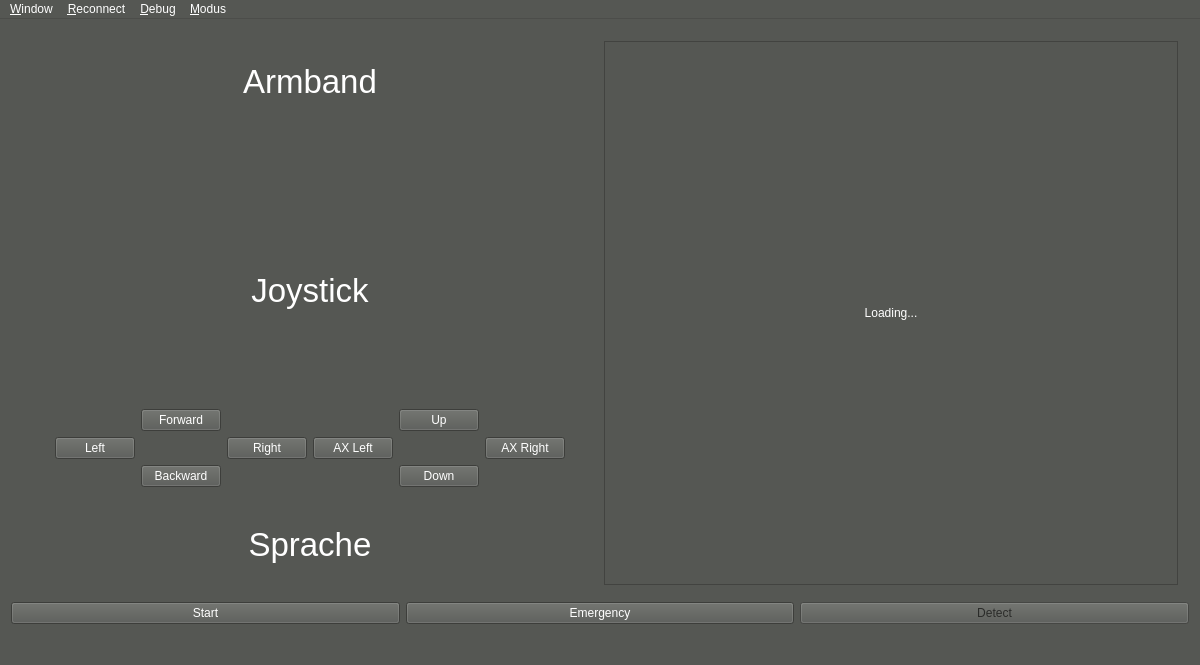
Qt form QT/myo-drone/gui/MainWindow.ui (ADCSP/DrohnenSteuerung) before a commit.
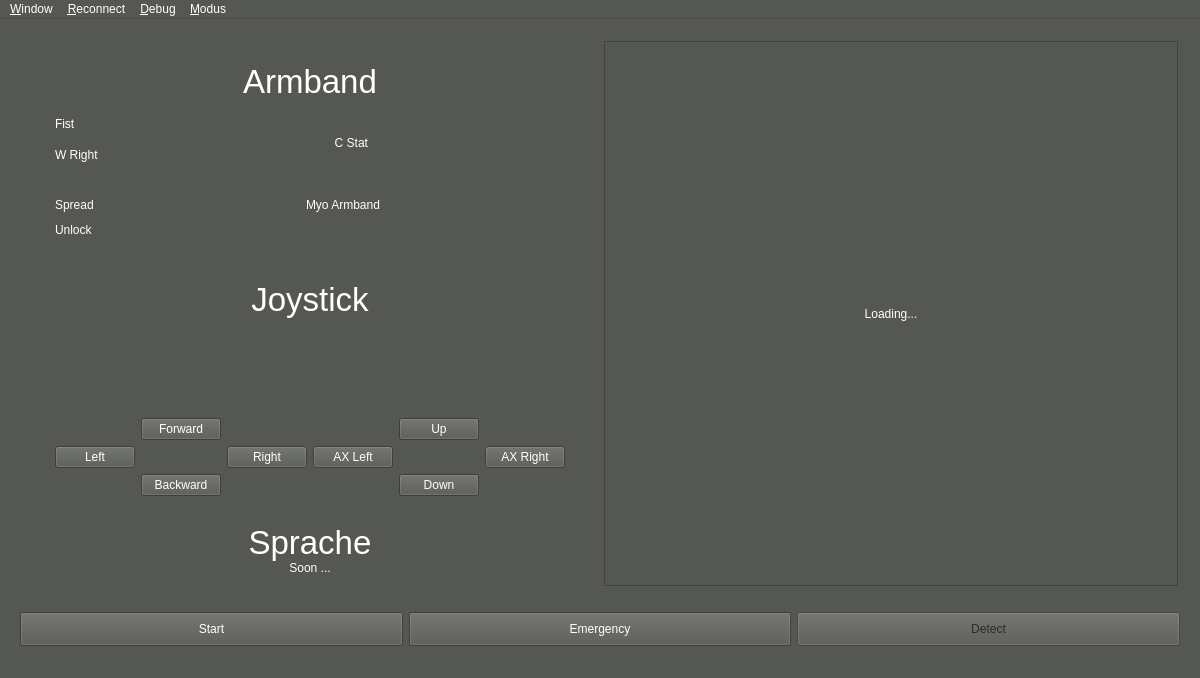
The same form after that commit. Icons and pictures are not drawn.

Commit message: icons added and layout changed

```diff
--- a/QT/myo-drone/gui/MainWindow.ui
+++ b/QT/myo-drone/gui/MainWindow.ui
@@ -7,7 +7,7 @@
     <x>0</x>
     <y>0</y>
     <width>1200</width>
-    <height>650</height>
+    <height>678</height>
    </rect>
   </property>
   <property name="palette">
@@ -462,9 +462,110 @@
                <layout class="QHBoxLayout" name="horizontalLayout_2">
                 <item>
                  <widget class="QFrame" name="frGestures">
+                  <property name="maximumSize">
+                   <size>
+                    <width>60</width>
+                    <height>600</height>
+                   </size>
+                  </property>
                   <layout class="QVBoxLayout" name="verticalLayout_6">
+                   <property name="spacing">
+                    <number>0</number>
+                   </property>
+                   <property name="leftMargin">
+                    <number>0</number>
+                   </property>
+                   <property name="topMargin">
+                    <number>0</number>
+                   </property>
+                   <property name="rightMargin">
+                    <number>0</number>
+                   </property>
+                   <property name="bottomMargin">
+                    <number>0</number>
+                   </property>
                    <item>
                     <widget class="QLabel" name="lbFist">
+                     <property name="sizePolicy">
+                      <sizepolicy hsizetype="Preferred" vsizetype="Preferred">
+                       <horstretch>0</horstretch>
+                       <verstretch>0</verstretch>
+                      </sizepolicy>
+                     </property>
+                     <property name="minimumSize">
+                      <size>
+                       <width>25</width>
+                       <height>25</height>
+                      </size>
+                     </property>
+                     <property name="maximumSize">
+                      <size>
+                       <width>50</width>
+                       <height>50</height>
+                      </size>
+                     </property>
+                     <property name="toolTip">
+                      <string>Fist</string>
+                     </property>
+                     <property name="text">
+                      <string>Fist</string>
+                     </property>
+                     <property name="alignment">
+                      <set>Qt::AlignLeading|Qt::AlignLeft|Qt::AlignTop</set>
+                     </property>
+                    </widget>
+                   </item>
+                   <item>
+                    <widget class="QLabel" name="lbRight">
+                     <property name="sizePolicy">
+                      <sizepolicy hsizetype="Preferred" vsizetype="Preferred">
+                       <horstretch>0</horstretch>
+                       <verstretch>0</verstretch>
+                      </sizepolicy>
+                     </property>
+                     <property name="minimumSize">
+                      <size>
+                       <width>25</width>
+                       <height>25</height>
+                      </size>
+                     </property>
+                     <property name="maximumSize">
+                      <size>
+                       <width>50</width>
+                       <height>50</height>
+                      </size>
+                     </property>
+                     <property name="toolTip">
+                      <string>Wave Right</string>
+                     </property>
+                     <property name="text">
+                      <string>W Right</string>
+                     </property>
+                    </widget>
+                   </item>
+                   <item>
+                    <widget class="QLabel" name="lbLeft">
+                     <property name="sizePolicy">
+                      <sizepolicy hsizetype="Preferred" vsizetype="Preferred">
+                       <horstretch>0</horstretch>
+                       <verstretch>0</verstretch>
+                      </sizepolicy>
+                     </property>
+                     <property name="minimumSize">
+                      <size>
+                       <width>25</width>
+                       <height>25</height>
+                      </size>
+                     </property>
+                     <property name="maximumSize">
+                      <size>
+                       <width>50</width>
+                       <height>50</height>
+                      </size>
+                     </property>
+                     <property name="toolTip">
+                      <string>Wave Left</string>
+                     </property>
                      <property name="text">
                       <string/>
                      </property>
@@ -475,41 +576,57 @@
                    </item>
                    <item>
                     <widget class="QLabel" name="lbSpread">
+                     <property name="sizePolicy">
+                      <sizepolicy hsizetype="Preferred" vsizetype="Preferred">
+                       <horstretch>0</horstretch>
+                       <verstretch>0</verstretch>
+                      </sizepolicy>
+                     </property>
+                     <property name="minimumSize">
+                      <size>
+                       <width>25</width>
+                       <height>25</height>
+                      </size>
+                     </property>
+                     <property name="maximumSize">
+                      <size>
+                       <width>50</width>
+                       <height>50</height>
+                      </size>
+                     </property>
+                     <property name="toolTip">
+                      <string>Spread</string>
+                     </property>
                      <property name="text">
-                      <string/>
-                     </property>
-                     <property name="pixmap">
-                      <pixmap>Icons/50x50/spread.png</pixmap>
+                      <string>Spread</string>
                      </property>
                     </widget>
                    </item>
                    <item>
                     <widget class="QLabel" name="lbUnlock">
-                     <property name="text">
-                      <string/>
+                     <property name="sizePolicy">
+                      <sizepolicy hsizetype="Preferred" vsizetype="Preferred">
+                       <horstretch>0</horstretch>
+                       <verstretch>0</verstretch>
+                      </sizepolicy>
                      </property>
-                     <property name="pixmap">
-                      <pixmap>Icons/50x50/unlock.png</pixmap>
+                     <property name="minimumSize">
+                      <size>
+                       <width>25</width>
+                       <height>25</height>
+                      </size>
                      </property>
-                    </widget>
-                   </item>
-                   <item>
-                    <widget class="QLabel" name="lbLeft">
-                     <property name="text">
-                      <string/>
+                     <property name="maximumSize">
+                      <size>
+                       <width>50</width>
+                       <height>50</height>
+                      </size>
                      </property>
                      <property name="pixmap">
                       <pixmap>Icons/50x50/wave_left.png</pixmap>
                      </property>
-                    </widget>
-                   </item>
-                   <item>
-                    <widget class="QLabel" name="lbRight">
                      <property name="text">
-                      <string/>
-                     </property>
-                     <property name="pixmap">
-                      <pixmap>Icons/50x50/wave_right.png</pixmap>
+                      <string>Unlock</string>
                      </property>
                     </widget>
                    </item>
@@ -518,24 +635,123 @@
                 </item>
                 <item>
                  <widget class="QFrame" name="frGDeisplay">
+                  <property name="maximumSize">
+                   <size>
+                    <width>500</width>
+                    <height>600</height>
+                   </size>
+                  </property>
                   <layout class="QVBoxLayout" name="verticalLayout_7">
+                   <property name="spacing">
+                    <number>1</number>
+                   </property>
+                   <property name="leftMargin">
+                    <number>1</number>
+                   </property>
+                   <property name="topMargin">
+                    <number>1</number>
+                   </property>
+                   <property name="rightMargin">
+                    <number>1</number>
+                   </property>
+                   <property name="bottomMargin">
+                    <number>1</number>
+                   </property>
                    <item>
-                    <widget class="QLabel" name="lbThalmic">
-                     <property name="text">
-                      <string/>
-                     </property>
-                     <property name="pixmap">
-                      <pixmap>Icons/thalmic_logo_col.png</pixmap>
-                     </property>
-                    </widget>
+                    <layout class="QHBoxLayout" name="horizontalLayout_3">
+                     <item>
+                      <spacer name="hsleft">
+                       <property name="orientation">
+                        <enum>Qt::Horizontal</enum>
+                       </property>
+                       <property name="sizeType">
+                        <enum>QSizePolicy::Minimum</enum>
+                       </property>
+                       <property name="sizeHint" stdset="0">
+                        <size>
+                         <width>20</width>
+                         <height>20</height>
+                        </size>
+                       </property>
+                      </spacer>
+                     </item>
+                     <item>
+                      <widget class="QLabel" name="lbThalmic">
+                       <property name="sizePolicy">
+                        <sizepolicy hsizetype="Minimum" vsizetype="Minimum">
+                         <horstretch>0</horstretch>
+                         <verstretch>0</verstretch>
+                        </sizepolicy>
+                       </property>
+                       <property name="minimumSize">
+                        <size>
+                         <width>25</width>
+                         <height>25</height>
+                        </size>
+                       </property>
+                       <property name="maximumSize">
+                        <size>
+                         <width>50</width>
+                         <height>50</height>
+                        </size>
+                       </property>
+                       <property name="toolTip">
+                        <string>Connection Status</string>
+                       </property>
+                       <property name="text">
+                        <string>C Stat</string>
+                       </property>
+                       <property name="alignment">
+                        <set>Qt::AlignRight|Qt::AlignTrailing|Qt::AlignVCenter</set>
+                       </property>
+                      </widget>
+                     </item>
+                     <item>
+                      <spacer name="hsright">
+                       <property name="orientation">
+                        <enum>Qt::Horizontal</enum>
+                       </property>
+                       <property name="sizeType">
+                        <enum>QSizePolicy::Fixed</enum>
+                       </property>
+                       <property name="sizeHint" stdset="0">
+                        <size>
+                         <width>20</width>
+                         <height>20</height>
+                        </size>
+                       </property>
+                      </spacer>
+                     </item>
+                    </layout>
                    </item>
                    <item>
                     <widget class="QLabel" name="lbMyo">
+                     <property name="sizePolicy">
+                      <sizepolicy hsizetype="Preferred" vsizetype="Preferred">
+                       <horstretch>0</horstretch>
+                       <verstretch>0</verstretch>
+                      </sizepolicy>
+                     </property>
+                     <property name="minimumSize">
+                      <size>
+                       <width>25</width>
+                       <height>25</height>
+                      </size>
+                     </property>
+                     <property name="maximumSize">
+                      <size>
+                       <width>500</width>
+                       <height>500</height>
+                      </size>
+                     </property>
+                     <property name="toolTip">
+                      <string>Gesture</string>
+                     </property>
                      <property name="text">
-                      <string/>
+                      <string>Myo Armband</string>
                      </property>
-                     <property name="pixmap">
-                      <pixmap>Icons/myo.png</pixmap>
+                     <property name="alignment">
+                      <set>Qt::AlignCenter</set>
                      </property>
                     </widget>
                    </item>
@@ -708,9 +924,36 @@
           </item>
           <item>
            <widget class="QFrame" name="frSprache">
-            <layout class="QGridLayout" name="gridLayout_2">
-             <item row="0" column="0">
+            <layout class="QVBoxLayout" name="verticalLayout_8">
+             <property name="spacing">
+              <number>0</number>
+             </property>
+             <property name="leftMargin">
+              <number>0</number>
+             </property>
+             <property name="topMargin">
+              <number>0</number>
+             </property>
+             <property name="rightMargin">
+              <number>0</number>
+             </property>
+             <property name="bottomMargin">
+              <number>0</number>
+             </property>
+             <item>
               <widget class="QLabel" name="lbSprache">
+               <property name="sizePolicy">
+                <sizepolicy hsizetype="Minimum" vsizetype="Fixed">
+                 <horstretch>0</horstretch>
+                 <verstretch>0</verstretch>
+                </sizepolicy>
+               </property>
+               <property name="maximumSize">
+                <size>
+                 <width>1000</width>
+                 <height>100</height>
+                </size>
+               </property>
                <property name="font">
                 <font>
                  <pointsize>25</pointsize>
@@ -720,7 +963,29 @@
                 <string>Sprache</string>
                </property>
                <property name="alignment">
-                <set>Qt::AlignCenter</set>
+                <set>Qt::AlignHCenter|Qt::AlignTop</set>
+               </property>
+              </widget>
+             </item>
+             <item>
+              <widget class="QLabel" name="lbTeaser">
+               <property name="sizePolicy">
+                <sizepolicy hsizetype="Preferred" vsizetype="Preferred">
+                 <horstretch>0</horstretch>
+                 <verstretch>0</verstretch>
+                </sizepolicy>
+               </property>
+               <property name="maximumSize">
+                <size>
+                 <width>600</width>
+                 <height>500</height>
+                </size>
+               </property>
+               <property name="text">
+                <string>Soon ...</string>
+               </property>
+               <property name="alignment">
+                <set>Qt::AlignHCenter|Qt::AlignTop</set>
                </property>
               </widget>
              </item>
@@ -732,6 +997,12 @@
        </item>
        <item>
         <widget class="QFrame" name="frame_video">
+         <property name="maximumSize">
+          <size>
+           <width>700</width>
+           <height>700</height>
+          </size>
+         </property>
          <property name="frameShape">
           <enum>QFrame::StyledPanel</enum>
          </property>
@@ -742,17 +1013,20 @@
           <number>1</number>
          </property>
          <layout class="QVBoxLayout" name="verticalLayout_3">
+          <property name="spacing">
+           <number>6</number>
+          </property>
           <property name="leftMargin">
-           <number>0</number>
+           <number>9</number>
           </property>
           <property name="topMargin">
-           <number>0</number>
+           <number>9</number>
           </property>
           <property name="rightMargin">
-           <number>0</number>
+           <number>9</number>
           </property>
           <property name="bottomMargin">
-           <number>0</number>
+           <number>9</number>
           </property>
           <item>
            <widget class="QLabel" name="videoContainer">
@@ -762,6 +1036,12 @@
               <height>15</height>
              </size>
             </property>
+            <property name="maximumSize">
+             <size>
+              <width>700</width>
+              <height>700</height>
+             </size>
+            </property>
             <property name="text">
              <string>Loading...</string>
             </property>
@@ -797,14 +1077,20 @@
        <enum>QFrame::Plain</enum>
       </property>
       <layout class="QHBoxLayout" name="horizontalLayout">
+       <property name="spacing">
+        <number>6</number>
+       </property>
        <property name="leftMargin">
-        <number>0</number>
+        <number>9</number>
        </property>
        <property name="topMargin">
-        <number>0</number>
+        <number>9</number>
        </property>
        <property name="rightMargin">
-        <number>0</number>
+        <number>9</number>
+       </property>
+       <property name="bottomMargin">
+        <number>2</number>
        </property>
        <item>
         <widget class="QPushButton" name="buttonStart">
```
Left out of the diff: 12 changed lines with no effect on the pictures. The commit also changes 4 other files.
